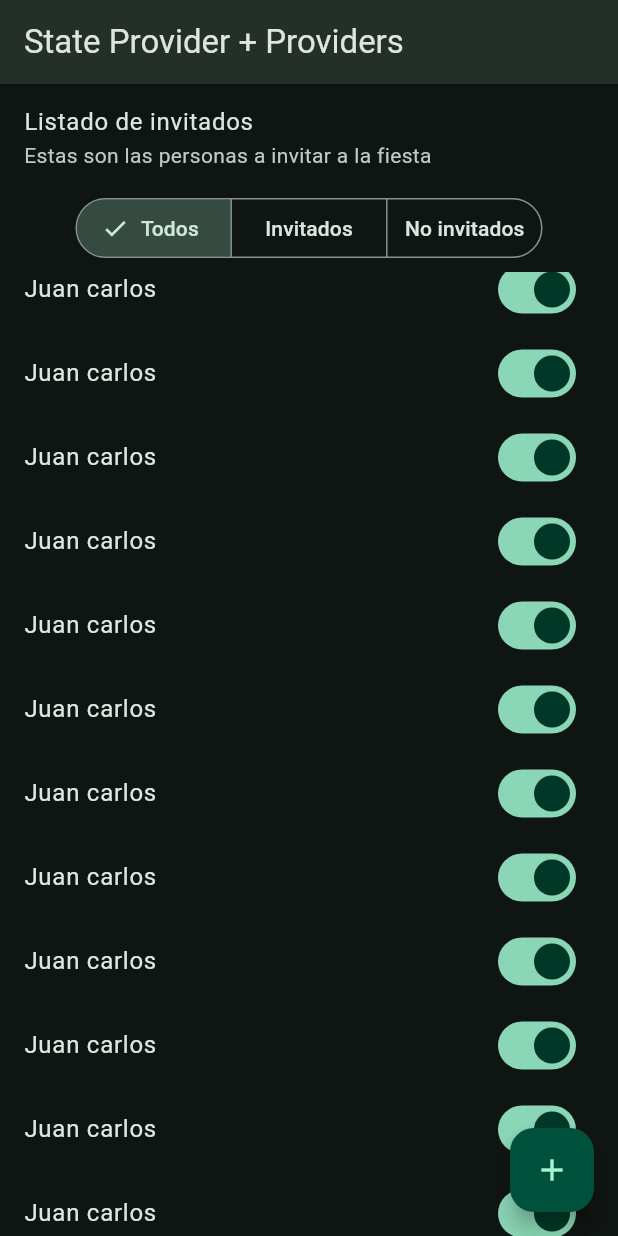
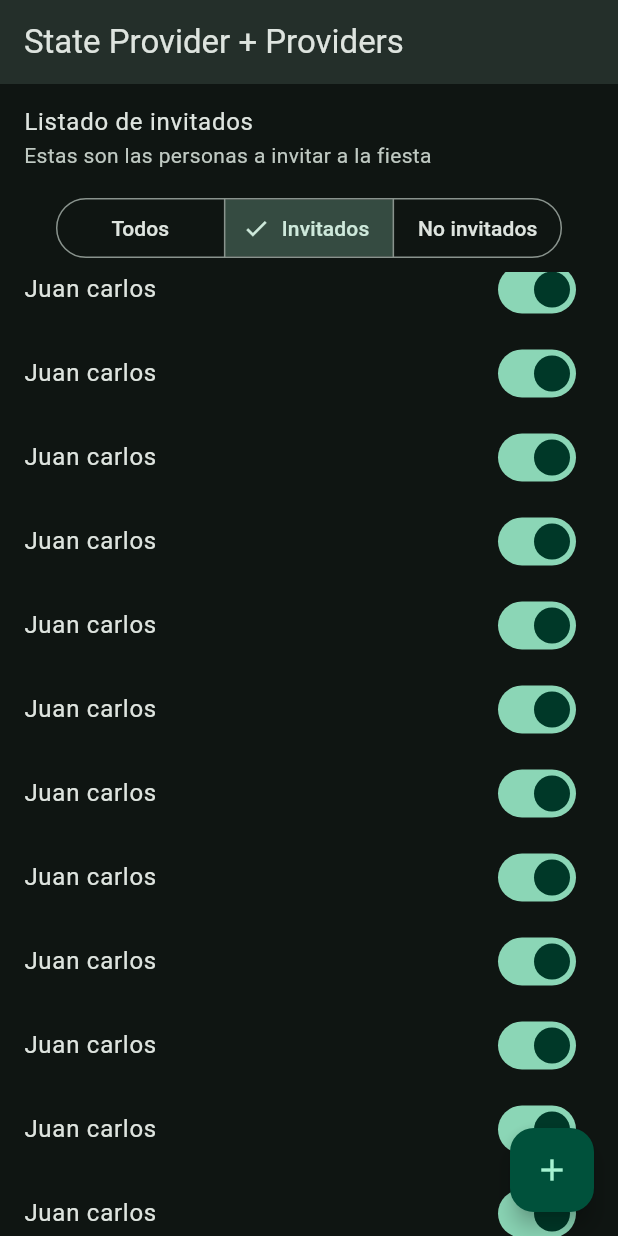
Before and after one commit to Klerith/flutter-riverpod-app, a Flutter app: the TodoScreen screen opened by its route, scrolled down 576 dp, after a tap on "Invitados", on a phone screen of 412 x 824 dp. Run offline on Flutter 3.47's test engine with Material 3 defaults, Android fonts, the phone set to English and light mode, and no system bars; our stand-ins replace dio, flutter_riverpod, go_router, riverpod_annotation; missing offline and left inert: random_name_generator; generated files the repository leaves out were written again.

Commit message:
Add TodoCurrentFilter provider and integrate filter selection in TodoScreen

```diff
--- a/lib/presentation/providers/providers.dart
+++ b/lib/presentation/providers/providers.dart
@@ -1,3 +1,4 @@
 export 'package:riverpod_app/config/config.dart';
 export 'package:riverpod_app/presentation/providers/hello_world_provider.dart';
 export 'state_providers.dart';
+export 'todos_providers.dart';
--- /dev/null
+++ b/lib/presentation/providers/todos_providers.dart
@@ -0,0 +1,15 @@
+import 'package:riverpod_annotation/riverpod_annotation.dart';
+
+part 'todos_providers.g.dart';
+
+enum FilterType { all, completed, pending }
+
+@riverpod
+class TodoCurrentFilter extends _$TodoCurrentFilter {
+  @override
+  FilterType build() => FilterType.all;
+
+  void changeCurrentFilter(FilterType filter) {
+    state = filter;
+  }
+}
--- a/lib/presentation/screens/04_todo/todo_screen.dart
+++ b/lib/presentation/screens/04_todo/todo_screen.dart
@@ -1,4 +1,6 @@
 import 'package:flutter/material.dart';
+import 'package:flutter_riverpod/flutter_riverpod.dart';
+import 'package:riverpod_app/presentation/providers/providers.dart';
 
 class TodoScreen extends StatelessWidget {
   const TodoScreen({super.key});
@@ -30,15 +32,26 @@
           subtitle: Text('Estas son las personas a invitar a la fiesta'),
         ),
 
-        SegmentedButton(
-          segments: const [
-            ButtonSegment(value: 'all', icon: Text('Todos')),
-            ButtonSegment(value: 'completed', icon: Text('Invitados')),
-            ButtonSegment(value: 'pending', icon: Text('No invitados')),
-          ],
-          selected: const <String>{'all'},
-          onSelectionChanged: (value) {},
-        ),
+        Consumer(builder: (context, ref, _) {
+          final selectedFilter = ref.watch(todoCurrentFilterProvider);
+
+          return SegmentedButton(
+            segments: const [
+              ButtonSegment(value: FilterType.all, icon: Text('Todos')),
+              ButtonSegment(
+                  value: FilterType.completed, icon: Text('Invitados')),
+              ButtonSegment(
+                  value: FilterType.pending, icon: Text('No invitados')),
+            ],
+            selected: <FilterType>{selectedFilter},
+            onSelectionChanged: (value) {
+              ref
+                  .read(todoCurrentFilterProvider.notifier)
+                  .changeCurrentFilter(value.first);
+            },
+          );
+        }),
+
         const SizedBox(height: 5),
 
         /// Listado de personas a invitar
```
Also changed, not shown: lib/presentation/providers/todos_providers.g.dart (added).
